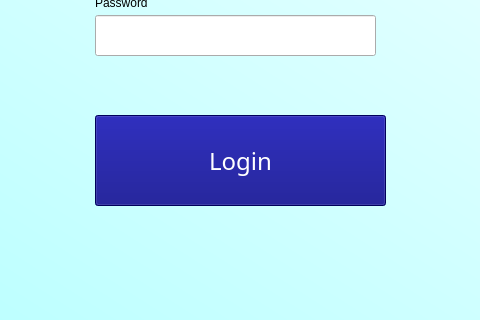
Above: Assignment1/DCM/login.ui from Why-Bee/3k04-project-group10-2023 before the change; both pictures show x 334 to 814 and y 314 to 634 of the 1200 by 799 pixel window. Below: the same form after it.
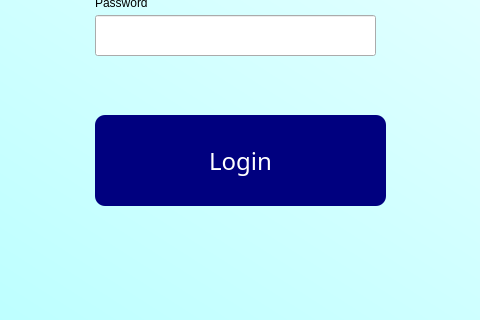
That is the form after the change.

Commit message: Added hover effects to all the buttons

```diff
--- a/Assignment1/DCM/login.ui
+++ b/Assignment1/DCM/login.ui
@@ -43,8 +43,15 @@
       </font>
      </property>
      <property name="styleSheet">
-      <string notr="true">color: rgb(255, 255, 255);
-background-color: rgb(0, 0, 127);</string>
+      <string notr="true">QPushButton {
+	color: rgb(255, 255, 255);
+	background-color: rgb(0, 0, 127);
+	border-radius: 10px;
+}
+
+QPushButton:hover {
+	background-color: rgb(85, 170, 255);
+}</string>
      </property>
      <property name="text">
       <string>Login</string>
```
Left out of the diff: 16 changed lines with no effect on the pictures. The commit also changes 3 other files.
